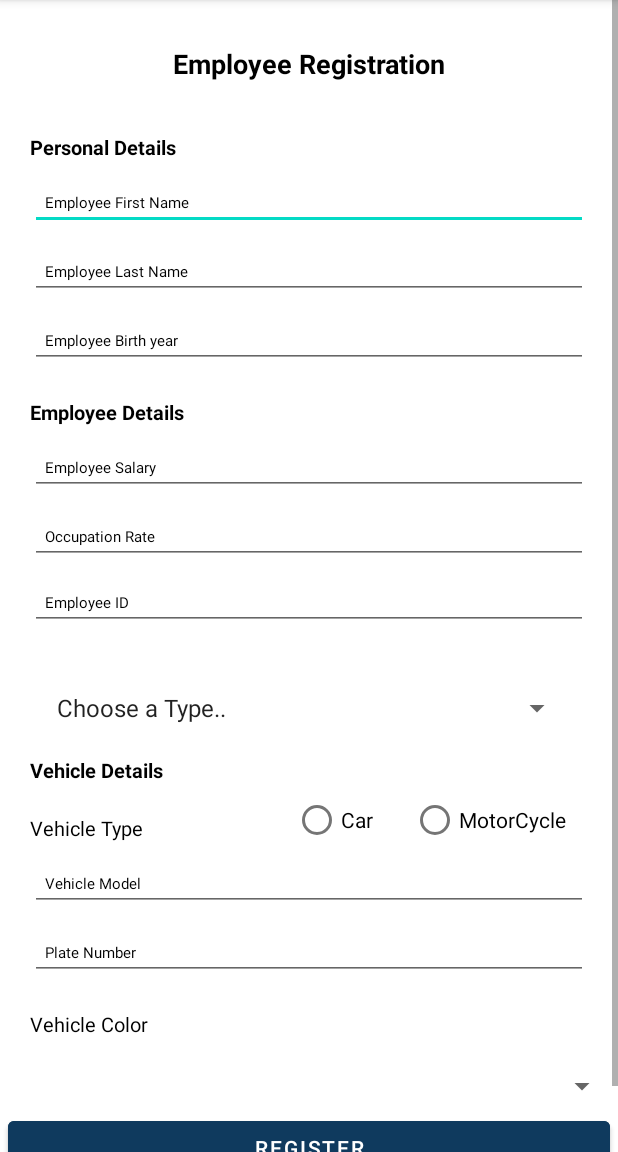
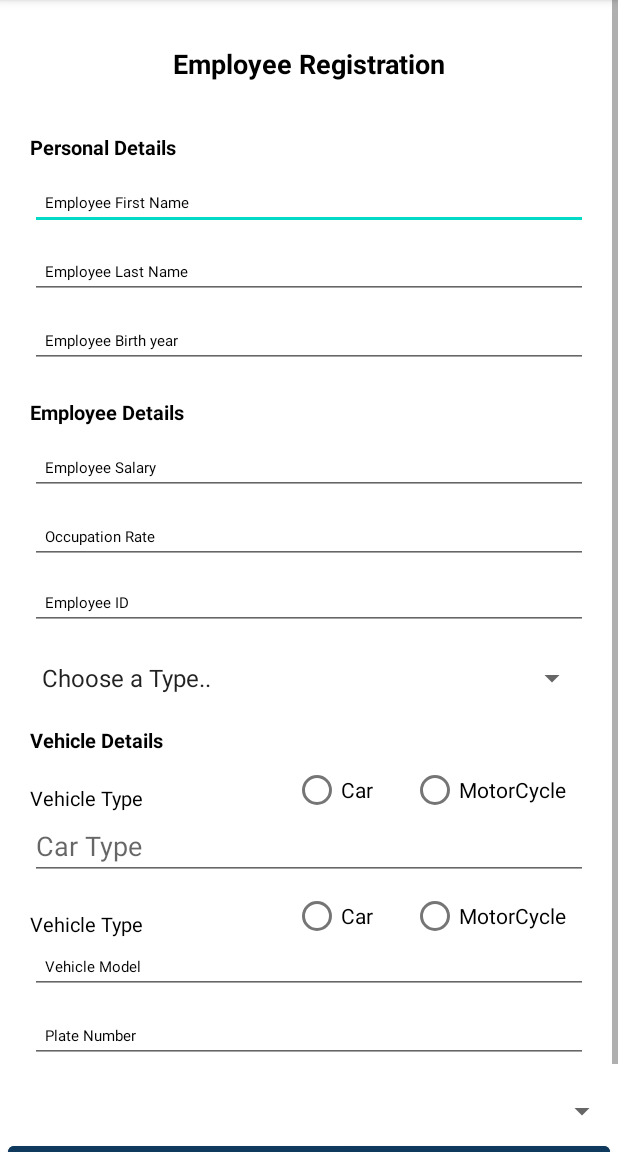
Before and after one commit to Sonia364/The_Achievers_Final_Project_MAD3125, an Android app: the RegistrationActivity screen opened directly, with no data from a screen before it, on a phone screen of 412 x 824 dp, the part 84-1236 px from its top. Run offline under Robolectric (Android 15) with nearby library versions, the phone set to English and light mode, and no system bars.

Commit message:
Added all the remaining UI in Registration Activity.

```diff
--- a/app/src/main/res/layout/activity_registration.xml
+++ b/app/src/main/res/layout/activity_registration.xml
@@ -14,7 +14,7 @@
         app:layout_constraintHorizontal_bias="0.0"
         app:layout_constraintStart_toStartOf="parent"
         app:layout_constraintTop_toTopOf="parent"
-        app:layout_constraintVertical_bias="0.0">
+        app:layout_constraintVertical_bias="1.0">
 
         <androidx.constraintlayout.widget.ConstraintLayout
             android:layout_width="match_parent"
@@ -189,9 +189,9 @@
                 android:id="@+id/emp_type"
                 android:layout_width="match_parent"
                 android:layout_height="wrap_content"
-                android:layout_marginTop="40dp"
-                android:layout_marginLeft="30dp"
-                android:layout_marginRight="30dp"
+                android:layout_marginLeft="20dp"
+                android:layout_marginTop="20dp"
+                android:layout_marginRight="20dp"
                 app:layout_constraintTop_toBottomOf="@+id/emp_Id" />
 
             <Button
@@ -206,7 +206,7 @@
                 app:layout_constraintBottom_toBottomOf="parent"
                 app:layout_constraintLeft_toLeftOf="parent"
                 app:layout_constraintRight_toRightOf="parent"
-                app:layout_constraintTop_toBottomOf="@+id/Choose_color" />
+                app:layout_constraintTop_toBottomOf="@+id/choose_color" />
 
             <TextView
                 android:id="@+id/Vehicle"
@@ -251,11 +251,51 @@
                 app:layout_constraintTop_toBottomOf="@+id/Vehicle" />
 
             <EditText
-                android:id="@+id/Vehicle_Model"
+                android:id="@+id/car_type"
+                android:layout_width="match_parent"
+                android:layout_height="wrap_content"
+                android:layout_marginLeft="20dp"
+                android:layout_marginRight="20dp"
+                android:hint="Car Type"
+                app:layout_constraintTop_toBottomOf="@id/Vehicle_type" />
+
+            <TextView
+                android:id="@+id/side_car"
+                android:layout_width="wrap_content"
+                android:layout_height="wrap_content"
+                android:layout_marginLeft="20dp"
+                android:layout_marginTop="20dp"
+                android:text="Vehicle Type"
+                android:textColor="@color/black"
+                android:textSize="13dp"
+                app:layout_constraintStart_toStartOf="parent"
+                app:layout_constraintTop_toBottomOf="@+id/car_type" />
+
+            <RadioButton
+                android:id="@+id/cycle_yes"
+                android:layout_width="wrap_content"
+                android:layout_height="wrap_content"
+                android:layout_marginLeft="100dp"
+                android:text="Car"
+                app:layout_constraintStart_toEndOf="@+id/side_car"
+                app:layout_constraintTop_toBottomOf="@+id/car_type" />
+
+            <RadioButton
+                android:id="@+id/cycle_no"
+                android:layout_width="wrap_content"
+                android:layout_height="wrap_content"
+                android:layout_marginLeft="25dp"
+                android:text="MotorCycle"
+                app:layout_constraintStart_toEndOf="@+id/cycle_yes"
+                app:layout_constraintTop_toBottomOf="@+id/car_type" />
+
+
+            <EditText
+                android:id="@+id/vehicle_model"
                 android:layout_width="0dp"
                 android:layout_height="wrap_content"
                 android:layout_marginHorizontal="20dp"
-                android:layout_marginTop="10dp"
+                android:layout_marginTop="40dp"
                 android:hint="Vehicle Model"
                 android:imeOptions="actionNext"
                 android:includeFontPadding="false"
@@ -267,12 +307,12 @@
                 android:textColorHint="@color/black"
                 android:textSize="10dp"
                 app:layout_constraintEnd_toEndOf="parent"
-                app:layout_constraintHorizontal_bias="0.313"
+
                 app:layout_constraintStart_toStartOf="parent"
-                app:layout_constraintTop_toBottomOf="@+id/Vehicle_type" />
+                app:layout_constraintTop_toBottomOf="@+id/car_type" />
 
             <EditText
-                android:id="@+id/Plate_number"
+                android:id="@+id/plate_number"
                 android:layout_width="0dp"
                 android:layout_height="wrap_content"
                 android:layout_marginHorizontal="20dp"
@@ -290,26 +330,15 @@
                 app:layout_constraintEnd_toEndOf="parent"
                 app:layout_constraintHorizontal_bias="0.313"
                 app:layout_constraintStart_toStartOf="parent"
-                app:layout_constraintTop_toBottomOf="@+id/Vehicle_Model" />
+                app:layout_constraintTop_toBottomOf="@+id/vehicle_model" />
 
-            <TextView
-                android:id="@+id/Vehicle_Color"
-                android:layout_width="wrap_content"
-                android:layout_height="wrap_content"
-                android:layout_marginLeft="20dp"
-                android:layout_marginTop="20dp"
-                android:text="Vehicle Color"
-                android:textColor="@color/black"
-                android:textSize="13dp"
-                app:layout_constraintStart_toStartOf="parent"
-                app:layout_constraintTop_toBottomOf="@+id/Plate_number" />
 
             <Spinner
-                android:id="@+id/Choose_color"
+                android:id="@+id/choose_color"
                 android:layout_width="match_parent"
                 android:layout_height="wrap_content"
                 android:layout_marginTop="20dp"
-                app:layout_constraintTop_toBottomOf="@+id/Vehicle_Color" />
+                app:layout_constraintTop_toBottomOf="@+id/plate_number" />
 
 
         </androidx.constraintlayout.widget.ConstraintLayout>
```
